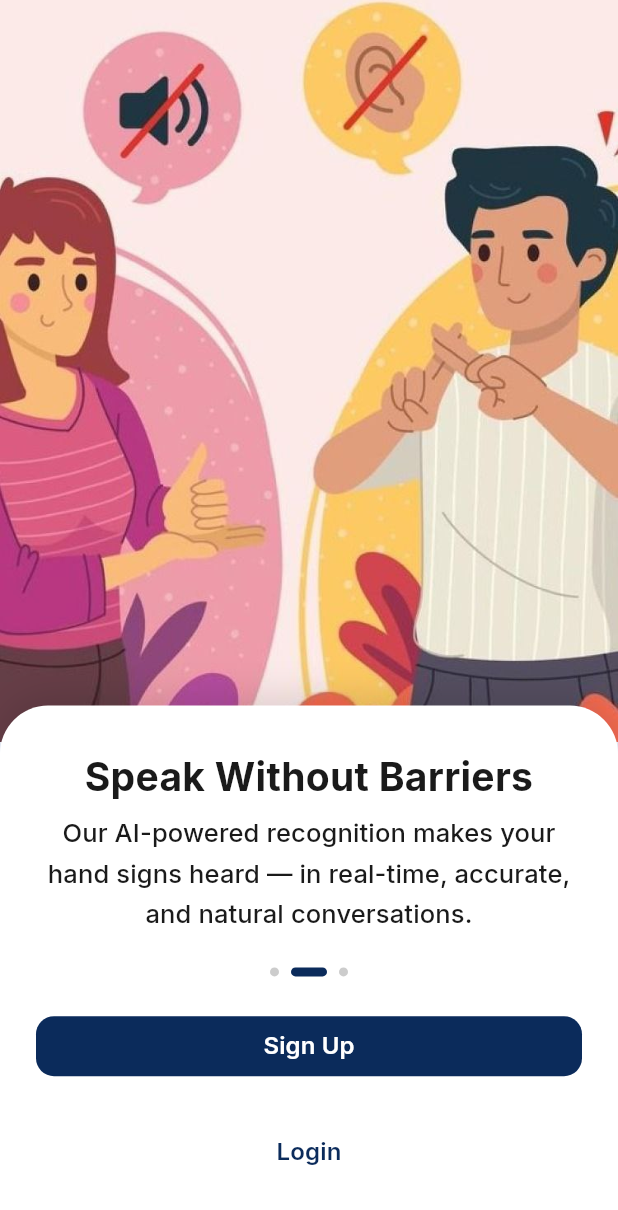
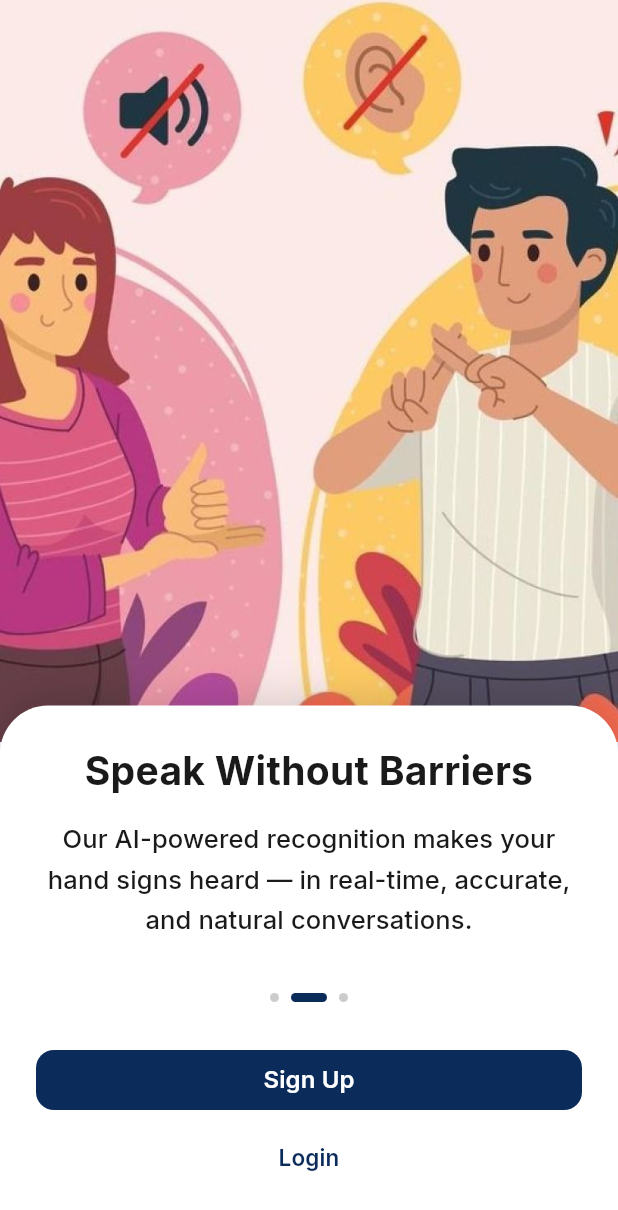
Before and after one commit to nourhannnmohameddd/ishara_app, a Flutter app: the screen it shows after launch, after a tap on "Sign Up", on a phone screen of 412 x 824 dp. Shown: the top 1210 px of the screen. Run offline on Flutter 3.47's test engine with Material 3 defaults, Android fonts, the phone set to English and light mode, and no system bars; our stand-ins replace google_fonts; statements that could not run were skipped.

Commit message:
Refactor onboarding view layout

```diff
--- /dev/null
+++ b/lib/core/widgets/app_scaffold.dart
@@ -0,0 +1,41 @@
+import 'package:flutter/material.dart';
+
+import '../constants/app_spacing.dart';
+
+/// Base scaffold with consistent padding and theme. Uses [AppTheme] via [Theme.of] and [AppSpacing].
+class AppScaffold extends StatelessWidget {
+  const AppScaffold({
+    super.key,
+    this.title,
+    this.body,
+    this.appBar,
+    this.floatingActionButton,
+    this.bodyPadding,
+    this.useSafeArea = true,
+  });
+
+  final String? title;
+  final Widget? body;
+  final PreferredSizeWidget? appBar;
+  final Widget? floatingActionButton;
+  /// When null, uses [AppSpacing.medium] on all sides. Use [EdgeInsets.zero] for full-bleed (e.g. splash).
+  final EdgeInsets? bodyPadding;
+  /// When false, body is not wrapped in [SafeArea]. Use for full-screen layouts (e.g. splash).
+  final bool useSafeArea;
+
+  @override
+  Widget build(BuildContext context) {
+    final padding = bodyPadding ?? const EdgeInsets.all(AppSpacing.medium);
+    final bodyContent = Padding(
+      padding: padding,
+      child: body ?? const SizedBox.shrink(),
+    );
+    return Scaffold(
+      appBar: appBar ?? (title != null ? AppBar(title: Text(title!)) : null),
+      body: useSafeArea
+          ? SafeArea(child: bodyContent)
+          : bodyContent,
+      floatingActionButton: floatingActionButton,
+    );
+  }
+}
--- a/lib/presentation/login/login_view.dart
+++ b/lib/presentation/login/login_view.dart
@@ -1,6 +1,7 @@
 import 'package:flutter/material.dart';
 
 import '../../core/constants/app_spacing.dart';
+import '../../core/widgets/app_scaffold.dart';
 import '../../shared/widgets/widgets.dart';
 import 'login_viewmodel.dart';
 
--- a/lib/presentation/onboarding/onboarding_view.dart
+++ b/lib/presentation/onboarding/onboarding_view.dart
@@ -79,7 +79,7 @@ class _OnboardingViewState extends State<OnboardingView> {
                     left: 0,
                     right: 0,
                     bottom: 0,
-                    //height: cardHeight,
+
                     child: _BottomCard(viewModel: widget.viewModel),
                   ),
                 ],
@@ -109,7 +109,8 @@ class _BottomCard extends StatelessWidget {
 
   static const double _cardTopRadius = 32;
   static const double _cardPaddingHorizontal = 24;
-  static const double _cardPaddingVertical = 32;
+  static const double _cardPaddingVertical = 28; // slightly refined
+
   static const double _dotActiveWidth = 24;
   static const double _dotActiveHeight = 6;
   static const double _dotActiveRadius = 3;
@@ -142,13 +143,10 @@ class _BottomCard extends StatelessWidget {
       ),
       child: Column(
         crossAxisAlignment: CrossAxisAlignment.stretch,
-        mainAxisSize: MainAxisSize.max,
-        mainAxisAlignment: MainAxisAlignment.spaceBetween,
         children: [
-          Flexible(
-            child: SingleChildScrollView(
-              child: Column(
-                mainAxisSize: MainAxisSize.min,
+
+          /// 🔹 TEXT AREA (natural height)
+          Column(
             crossAxisAlignment: CrossAxisAlignment.stretch,
             children: [
               Text(
@@ -156,7 +154,9 @@ class _BottomCard extends StatelessWidget {
                 textAlign: TextAlign.center,
                 style: AppTextStyles.headlineLarge,
               ),
-                  const SizedBox(height: AppSpacing.small),
+
+              const SizedBox(height: 16),
+
               Text(
                 slide.description,
                 textAlign: TextAlign.center,
@@ -166,49 +166,109 @@ class _BottomCard extends StatelessWidget {
               ),
             ],
           ),
-            ),
-          ),
+
+          /// 🔹 Pushes dots + buttons downward responsively
+          const Spacer(),
+
+          /// 🔹 DOTS
           Row(
             mainAxisAlignment: MainAxisAlignment.center,
-            children: List.generate(OnboardingViewModel.pages.length, (index) {
+            children: List.generate(
+              OnboardingViewModel.pages.length,
+              (index) {
                 final isActive = index == viewModel.currentIndex;
-              return GestureDetector(
-                onTap: () => viewModel.setCurrentIndex(index),
-                behavior: HitTestBehavior.opaque,
-                child: Padding(
-                  padding: const EdgeInsets.symmetric(
-                    horizontal: AppSpacing.xs,
-                  ),
+
+                return Padding(
+                  padding: const EdgeInsets.symmetric(horizontal: 4),
                   child: AnimatedContainer(
                     duration: const Duration(milliseconds: 200),
-                    width: isActive ? _dotActiveWidth : _dotInactiveSize,
-                    height: isActive ? _dotActiveHeight : _dotInactiveSize,
+                    width:
+                        isActive ? _dotActiveWidth : _dotInactiveSize,
+                    height:
+                        isActive ? _dotActiveHeight : _dotInactiveSize,
                     decoration: BoxDecoration(
                       borderRadius: BorderRadius.circular(
-                        isActive ? _dotActiveRadius : _dotInactiveSize / 2,
+                        isActive
+                            ? _dotActiveRadius
+                            : _dotInactiveSize / 2,
                       ),
                       color: isActive
                           ? AppColors.primary
                           : AppColors.inactiveDot,
                     ),
                   ),
+                );
+              },
             ),
-              );
-            }),
           ),
-          SizedBox(
-            width: double.infinity,
-            child: PrimaryButton(
+
+          const SizedBox(height: 28),
+
+          /// 🔹 SIGN UP
+          PrimaryButton(
             label: 'Sign Up',
             onPressed: viewModel.onSignUpPressed,
           ),
+
+          const SizedBox(height: 8),
+
+          /// 🔹 LOGIN
+          _HoverLoginButton(
+            onPressed: viewModel.goToLogin,
           ),
-          TextButton(
-            onPressed: viewModel.goToLogin,
-            child: const Text('Login'),
-          ),
+
+          const SizedBox(height: 4),
         ],
       ),
     );
   }
 }
+/// 🔹 Separate widget for hover behavior (View layer only)
+class _HoverLoginButton extends StatefulWidget {
+  const _HoverLoginButton({required this.onPressed});
+
+  final VoidCallback onPressed;
+
+  @override
+  State<_HoverLoginButton> createState() => _HoverLoginButtonState();
+}
+
+class _HoverLoginButtonState extends State<_HoverLoginButton> {
+  bool _isHovering = false;
+
+  @override
+  Widget build(BuildContext context) {
+    return MouseRegion(
+      cursor: SystemMouseCursors.click,
+      onEnter: (_) => setState(() => _isHovering = true),
+      onExit: (_) => setState(() => _isHovering = false),
+      child: AnimatedContainer(
+        duration: const Duration(milliseconds: 150),
+        decoration: BoxDecoration(
+          boxShadow: _isHovering
+              ? [
+                  BoxShadow(
+                    color: Colors.black.withOpacity(0.12),
+                    blurRadius: 8,
+                    offset: const Offset(0, 4),
+                  )
+                ]
+              : [],
+        ),
+        child: TextButton(
+          style: TextButton.styleFrom(
+            padding: EdgeInsets.zero,
+            tapTargetSize: MaterialTapTargetSize.shrinkWrap,
+          ),
+          onPressed: widget.onPressed,
+          child: Text(
+            'Login',
+            style: AppTextStyles.labelMedium.copyWith(
+              color: AppColors.primary,
+            ),
+          ),
+        ),
+      ),
+    );
+  }
+}
--- a/lib/presentation/reset_password/reset_password_view.dart
+++ b/lib/presentation/reset_password/reset_password_view.dart
@@ -1,6 +1,7 @@
 import 'package:flutter/material.dart';
 
 import '../../core/constants/app_spacing.dart';
+import '../../core/widgets/app_scaffold.dart';
 import '../../shared/widgets/widgets.dart';
 import 'reset_password_viewmodel.dart';
 
--- a/lib/presentation/splash/splash_view.dart
+++ b/lib/presentation/splash/splash_view.dart
@@ -1,7 +1,7 @@
 import 'package:flutter/material.dart';
 
 import '../../core/constants/app_spacing.dart';
-import '../../shared/widgets/widgets.dart';
+import '../../core/widgets/app_scaffold.dart';
 import 'splash_viewmodel.dart';
 
 /// Splash screen. UI only; no validation or navigation.
--- a/lib/shared/widgets/widgets.dart
+++ b/lib/shared/widgets/widgets.dart
@@ -1,3 +1,2 @@
-export 'app_scaffold.dart';
 export 'custom_text_field.dart';
 export 'primary_button.dart';
```
Lines whose indentation alone changed are shown as unchanged.
